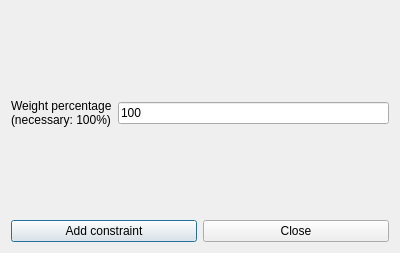
First picture: the form in fet/src/interface/addconstraintteachersmaxtwoconsecutiveafternoonsform_template.ui, repository vonmecheln/fet, before the edit.
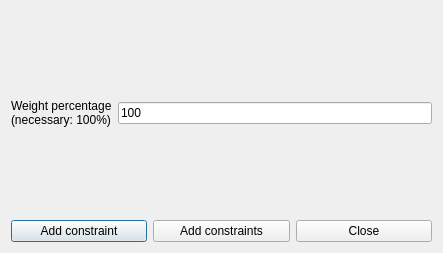
Second picture: the form after the edit.

```diff
--- a/fet/src/interface/addconstraintteachersmaxtwoconsecutiveafternoonsform_template.ui
+++ b/fet/src/interface/addconstraintteachersmaxtwoconsecutiveafternoonsform_template.ui
@@ -6,7 +6,7 @@
    <rect>
     <x>0</x>
     <y>0</y>
-    <width>400</width>
+    <width>443</width>
     <height>253</height>
    </rect>
   </property>
@@ -77,6 +77,13 @@
        </property>
       </widget>
      </item>
+     <item>
+      <widget class="QPushButton" name="addConstraintsPushButton">
+       <property name="text">
+        <string>Add constraints</string>
+       </property>
+      </widget>
+     </item>
      <item>
       <widget class="QPushButton" name="closePushButton">
        <property name="text">
```
